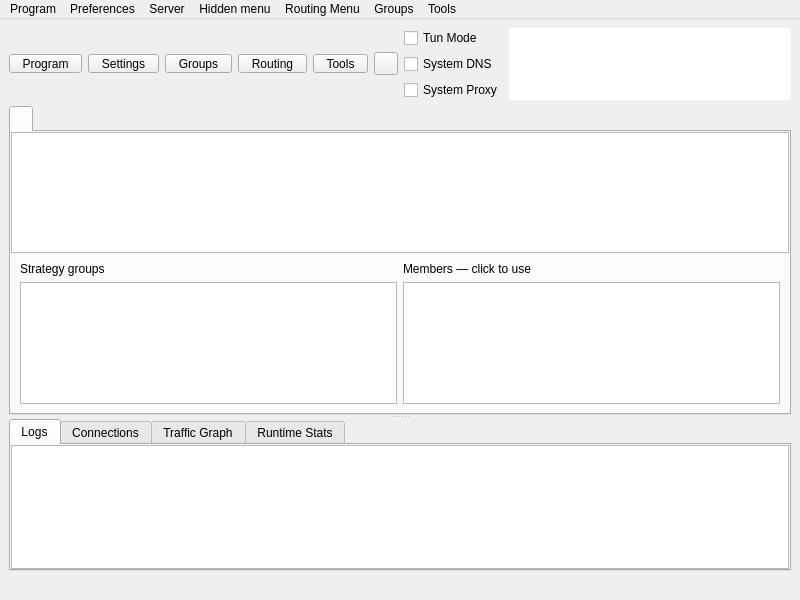
First picture: the form in include/ui/mainwindow.ui, repository Nuxoul/NxProxy, before the edit.
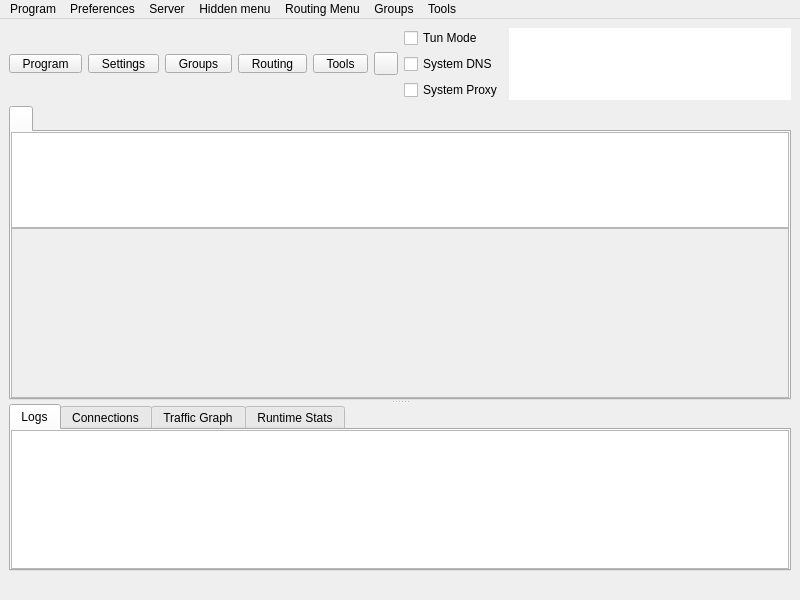
Second picture: the form after the edit. Icons and pictures are not drawn. Custom widgets are drawn as their Qt base class.

Commit message: Polish strategy groups as Clash cards

What changed in the file:
```diff
--- a/include/ui/mainwindow.ui
+++ b/include/ui/mainwindow.ui
@@ -453,50 +453,35 @@
           </widget>
          </item>
          <item>
-          <widget class="QWidget" name="selectorPanel">
+          <widget class="QScrollArea" name="selectorCardsScroll">
            <property name="minimumSize">
             <size>
              <width>0</width>
-             <height>150</height>
+             <height>170</height>
             </size>
            </property>
-           <layout class="QHBoxLayout" name="selectorPanelLayout">
-            <item>
-             <layout class="QVBoxLayout" name="selectorGroupsColumn">
-              <item>
-               <widget class="QLabel" name="selectorGroupsLabel">
-                <property name="text">
-                 <string>Strategy groups</string>
-                </property>
-               </widget>
-              </item>
-              <item>
-               <widget class="QListWidget" name="selectorGroupList">
-                <property name="minimumSize">
-                 <size>
-                  <width>180</width>
-                  <height>0</height>
-                 </size>
-                </property>
-               </widget>
-              </item>
-             </layout>
-            </item>
-            <item>
-             <layout class="QVBoxLayout" name="selectorMembersColumn">
-              <item>
-               <widget class="QLabel" name="selectorMembersLabel">
-                <property name="text">
-                 <string>Members — click to use</string>
-                </property>
-               </widget>
-              </item>
-              <item>
-               <widget class="QListWidget" name="selectorMemberList"/>
-              </item>
-             </layout>
-            </item>
-           </layout>
+           <property name="widgetResizable">
+            <bool>true</bool>
+           </property>
+           <widget class="QWidget" name="selectorCardsContainer">
+            <layout class="QVBoxLayout" name="selectorCardsLayout">
+             <property name="spacing">
+              <number>8</number>
+             </property>
+             <property name="leftMargin">
+              <number>8</number>
+             </property>
+             <property name="topMargin">
+              <number>6</number>
+             </property>
+             <property name="rightMargin">
+              <number>8</number>
+             </property>
+             <property name="bottomMargin">
+              <number>6</number>
+             </property>
+            </layout>
+           </widget>
           </widget>
          </item>
         </layout>
```
The commit also changes 2 other files.
